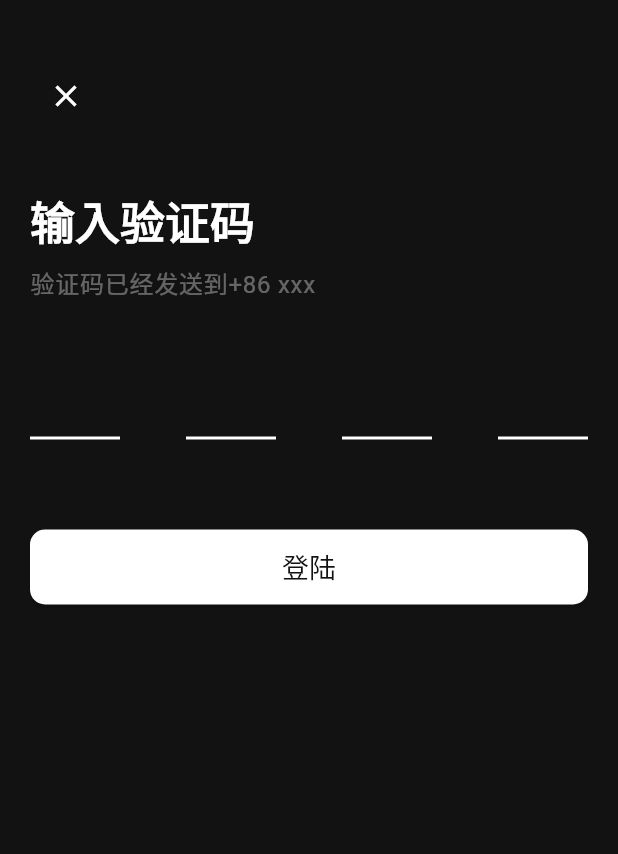
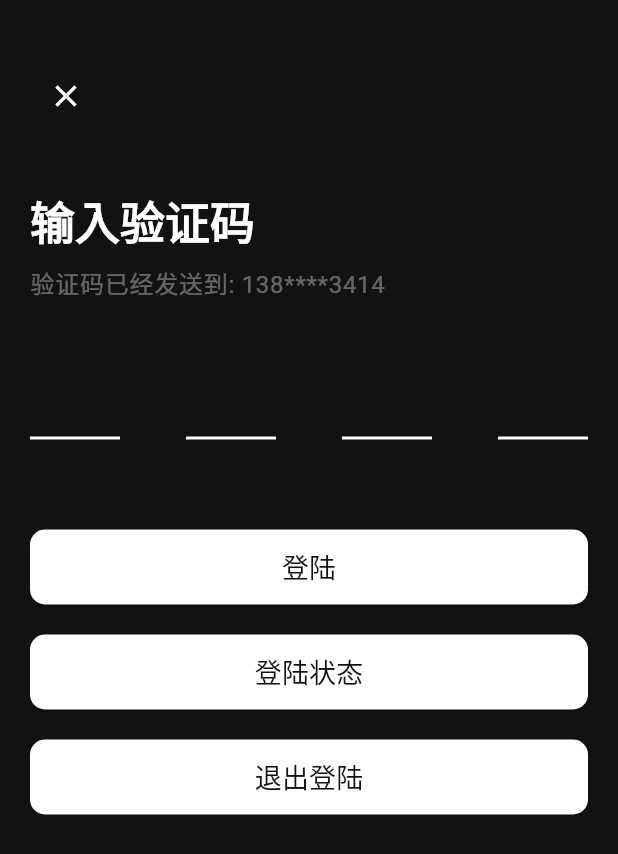
Before and after one commit to aidaole/AiMusic, a Flutter app: the SmsCodeLoginPage screen opened by its route, after a tap on "验证短信验证码(测试)", on a phone screen of 412 x 824 dp. Shown: the top 854 px of the screen. Run offline on Flutter 3.47's test engine with Material 3 defaults, Android fonts, the light colour scheme and no system bars; our stand-ins replace dio, stack_trace; missing offline and left inert: cookie_jar, dio_cookie_manager; network calls fail; statements that could not run were skipped.

Commit message:
[登录验证码成功]

```diff
--- a/lib/modules/login/sms_code_login_page.dart
+++ b/lib/modules/login/sms_code_login_page.dart
@@ -116,7 +116,11 @@ class SmsCodeLoginPage extends StatelessWidget {
 
           // 如果请求成功且状态码为200,跳转到验证码输入页面
           if (response != null && response['code'] == 200) {
-            RouteHelper.push(context, AppRoutes.smsVerifyCode, arguments: phone);
+            RouteHelper.push(
+              context,
+              AppRoutes.smsVerifyCode,
+              arguments: phone,
+            );
           }
         },
       ),
@@ -136,7 +140,12 @@ class SmsCodeLoginPage extends StatelessWidget {
     return CommonButton(
       text: '验证短信验证码(测试)',
       onPressed: () {
-        RouteHelper.push(context, AppRoutes.smsVerifyCode);
+        final phone = _phoneInputController.text;
+        RouteHelper.push(
+          context,
+          AppRoutes.smsVerifyCode,
+          arguments: phone,
+        );
       },
     );
   }
--- a/lib/modules/login/sms_verify_phone_code_page.dart
+++ b/lib/modules/login/sms_verify_phone_code_page.dart
@@ -2,10 +2,19 @@ import 'package:ai_music/themes/theme_color.dart';
 import 'package:ai_music/widgets/common_button.dart';
 import 'package:flutter/material.dart';
 
+import '../../network/dio_utils.dart';
+import '../../routes/app_routes.dart';
+import '../../routes/route_helper.dart';
 import '../../widgets/status_bar_playce_holder.dart';
 
 class SmsVerifyPhoneCodePage extends StatelessWidget {
-  const SmsVerifyPhoneCodePage({super.key});
+  SmsVerifyPhoneCodePage({super.key, required this.phone});
+  final String phone;
+  // 创建4个验证码输入框的控制器
+  final List<TextEditingController> controllers = List.generate(
+    4,
+    (index) => TextEditingController(),
+  );
 
   @override
   Widget build(BuildContext context) {
@@ -37,7 +46,7 @@ class SmsVerifyPhoneCodePage extends StatelessWidget {
             height: 10,
           ),
           Text(
-            "验证码已经发送到+86 xxx",
+            "验证码已经发送到: ${phone.replaceRange(3, 7, '****')}",
             style:
                 Theme.of(context).textTheme.bodyLarge?.copyWith(color: Colors.white.withAlpha(90)),
           ),
@@ -49,6 +58,30 @@ class SmsVerifyPhoneCodePage extends StatelessWidget {
             height: 60,
           ),
           _buildLoginButton(context),
+          const SizedBox(
+            height: 20,
+          ),
+          CommonButton(
+            text: "登陆状态",
+            onPressed: () async {
+              final response = await DioUtils.get(path: "/login/status");
+              // // 打印登录状态响应和cookie信息
+              // if (response != null) {
+              //   debugPrint('登录状态响应: $response');
+              //   // 获取dio实例中的cookie信息
+              //   final cookies = await DioUtils.getCookiesForDomain("");
+              //   debugPrint('当前Cookie: $cookies');
+              // }
+            },
+          ),
+          const SizedBox(
+            height: 20,
+          ),
+          CommonButton(
+              text: "退出登陆",
+              onPressed: () async {
+                final response = await DioUtils.get(path: "/logout");
+              }),
         ],
       ),
     );
@@ -68,12 +101,6 @@ class SmsVerifyPhoneCodePage extends StatelessWidget {
   }
 
   _buildInputCodeWidget() {
-    // 创建4个验证码输入框的控制器
-    final List<TextEditingController> controllers = List.generate(
-      4,
-      (index) => TextEditingController(),
-    );
-
     // 创建4个FocusNode用于控制焦点
     final List<FocusNode> focusNodes = List.generate(
       4,
@@ -121,20 +148,22 @@ class SmsVerifyPhoneCodePage extends StatelessWidget {
   _buildLoginButton(BuildContext context) {
     return CommonButton(
       text: '登陆',
-      onPressed: () {
-        // // 获取所有输入框的验证码并拼接
-        // final code = controllers.map((c) => c.text).join();
+      onPressed: () async {
+        // 获取所有输入框的验证码并拼接
+        final code = controllers.map((c) => c.text).join();
 
-        // // 发送验证码验证请求
-        // final response = await DioUtils.get(
-        //   path: '/captcha/verify?phone=$phone&captcha=$code'
-        // );
+        final phoneLoginResponse =
+            await DioUtils.get(path: "/login/cellphone?phone=$phone&captcha=$code");
+        debugPrint('手机号登录响应: $phoneLoginResponse');
+
+        // 发送验证码验证请求
+        // final response = await DioUtils.get(path: '/captcha/verify?phone=$phone&captcha=$code');
 
         // if (response != null && response['code'] == 200) {
         //   // 验证成功,返回首页
-        //   RouteHelper.popUntil(context, AppRoutes.home);
+        //   // RouteHelper.popUntil(context, AppRoutes.home);
         // } else {
-        //   // 验证失败,显示错误提示
+        //   // 其他错误,显示错误提示
         //   ScaffoldMessenger.of(context).showSnackBar(
         //     SnackBar(
         //       content: Text('验证失败: ${response?['message'] ?? '未知错误'}'),
--- a/lib/routes/app_pages.dart
+++ b/lib/routes/app_pages.dart
@@ -17,7 +17,12 @@ class AppPages {
     AppRoutes.home: (context) => const HomePage(),
     // 登录模块
     AppRoutes.smsLogin: (context) => SmsCodeLoginPage(),
-    AppRoutes.smsVerifyCode: (context) => const SmsVerifyPhoneCodePage(),
+    AppRoutes.smsVerifyCode: (context) {
+      // 从路由参数中获取手机号
+      final arguments = ModalRoute.of(context)?.settings.arguments;
+      final phone = arguments as String?;
+      return SmsVerifyPhoneCodePage(phone: phone ?? '');
+    },
   };
 
   /// 404页面
```
Also changed, not shown: lib/network/dio_utils.dart (+26 -0 lines).
